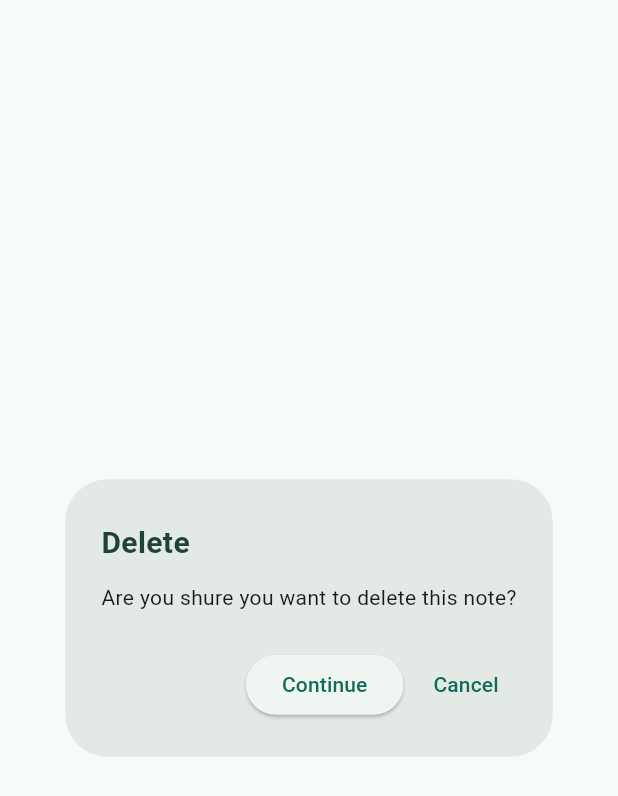
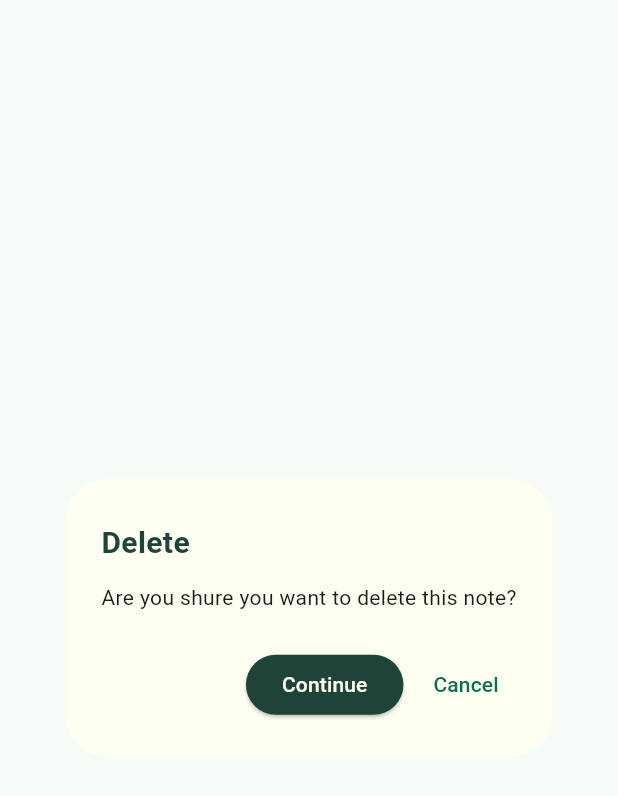
Before and after one commit to Ghanou-Dev/note-app, a Flutter app: the DeleteDialog widget shown alone on an empty page, opened directly with empty values, on a phone screen of 412 x 824 dp. Shown: the top 796 px of the screen. Run offline on Flutter 3.47's test engine with Material 3 defaults, Android fonts, the phone set to English and light mode, and no system bars; our stand-ins replace flutter_animate, flutter_bloc, font_awesome_flutter, hive, hive_flutter, shared_preferences; accounts and stored records are empty.

Commit message:
fix item favoriet & favoriet page

```diff
--- a/lib/pages/display_note.dart
+++ b/lib/pages/display_note.dart
@@ -44,7 +44,6 @@ class _DisplayNoteState extends State<DisplayNote> {
 
   @override
   Widget build(BuildContext context) {
-
     return BlocBuilder<DisplayCubit, DisplayState>(
       builder: (context, state) {
         if (state is DisplaySuccess) {
@@ -70,7 +69,10 @@ class _DisplayNoteState extends State<DisplayNote> {
           IconButton(
             onPressed: () async {
               editableNote.isFavoriet = !editableNote.isFavoriet;
-
+              //////////////////////////////////////////////////////////////////
+              context.read<HomeCubit>().fetchAllNotes();
+              context.read<FavorietCubit>().fetchAllFavorietNotes();
+              //////////////////////////////////////////////////////////////////
               setState(() {});
             },
             icon: Icon(
--- a/lib/widgets/item_note.dart
+++ b/lib/widgets/item_note.dart
@@ -5,6 +5,7 @@ import 'package:notes/const.dart';
 import 'package:notes/l10n/app_localizations.dart';
 import 'package:notes/models/note_model.dart';
 import 'package:notes/pages/cubits/delete_cubit/delete_cubit.dart';
+import 'package:notes/pages/cubits/favoriet_cubit/favoriet_cubit.dart';
 import 'package:notes/pages/cubits/home_cubit/home_cubit.dart';
 import 'package:notes/pages/display_note.dart';
 
@@ -94,6 +95,7 @@ class DeleteDialog extends StatelessWidget {
   Widget build(BuildContext context) {
     final AppLocalizations appLocale = AppLocalizations.of(context)!;
     return AlertDialog(
+      backgroundColor: primaryColor,
       content: Column(
         mainAxisSize: MainAxisSize.min,
         crossAxisAlignment: CrossAxisAlignment.start,
@@ -114,6 +116,10 @@ class DeleteDialog extends StatelessWidget {
       ),
       actions: [
         ElevatedButton(
+          style: ElevatedButton.styleFrom(
+            backgroundColor: secondaryColor,
+            foregroundColor: primaryColor,
+          ),
           onPressed: () async {
             var homeCubit = context.read<HomeCubit>();
             // add note to dleted list ;
@@ -122,6 +128,9 @@ class DeleteDialog extends StatelessWidget {
             // fetch all delted notes ...
             context.read<DeleteCubit>().fetchAllDeletedNotes();
             homeCubit.fetchAllNotes();
+            ////////////////////////////////////////////////////////////////////
+            context.read<FavorietCubit>().fetchAllFavorietNotes();
+            ////////////////////////////////////////////////////////////////////
             Navigator.pop(context);
           },
           child: Text(appLocale.contine),
```
Also changed, not shown: lib/pages/favoriet.dart (+12 -1 lines), lib/widgets/item_deleted_note.dart (+4 -3 lines).
